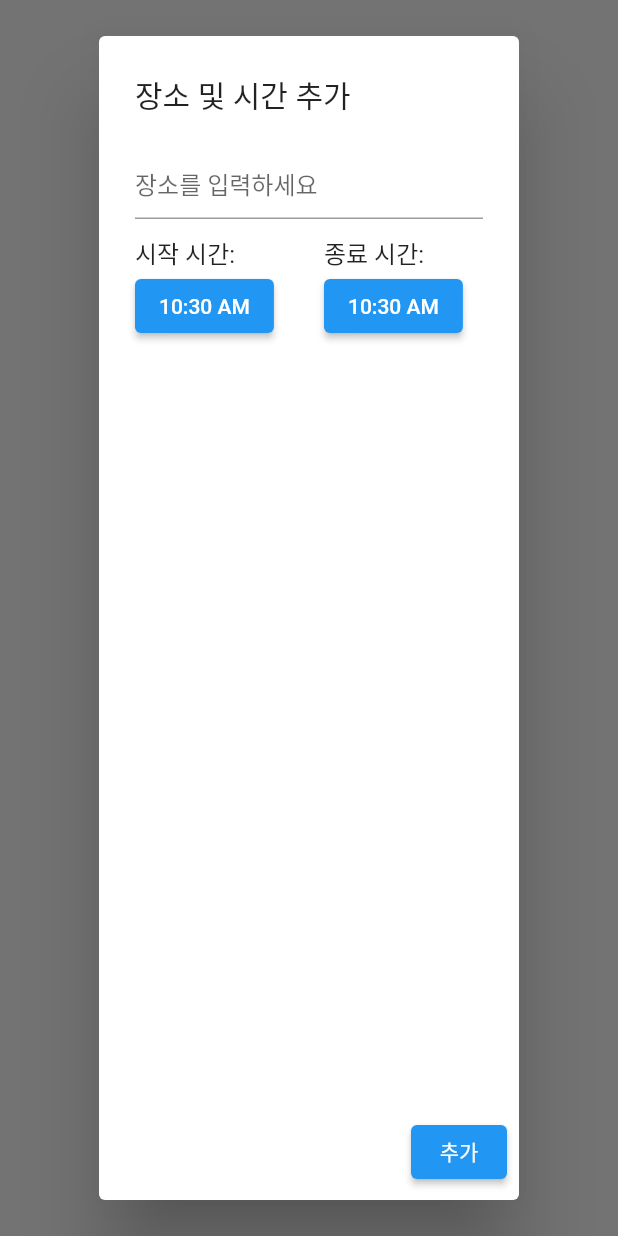
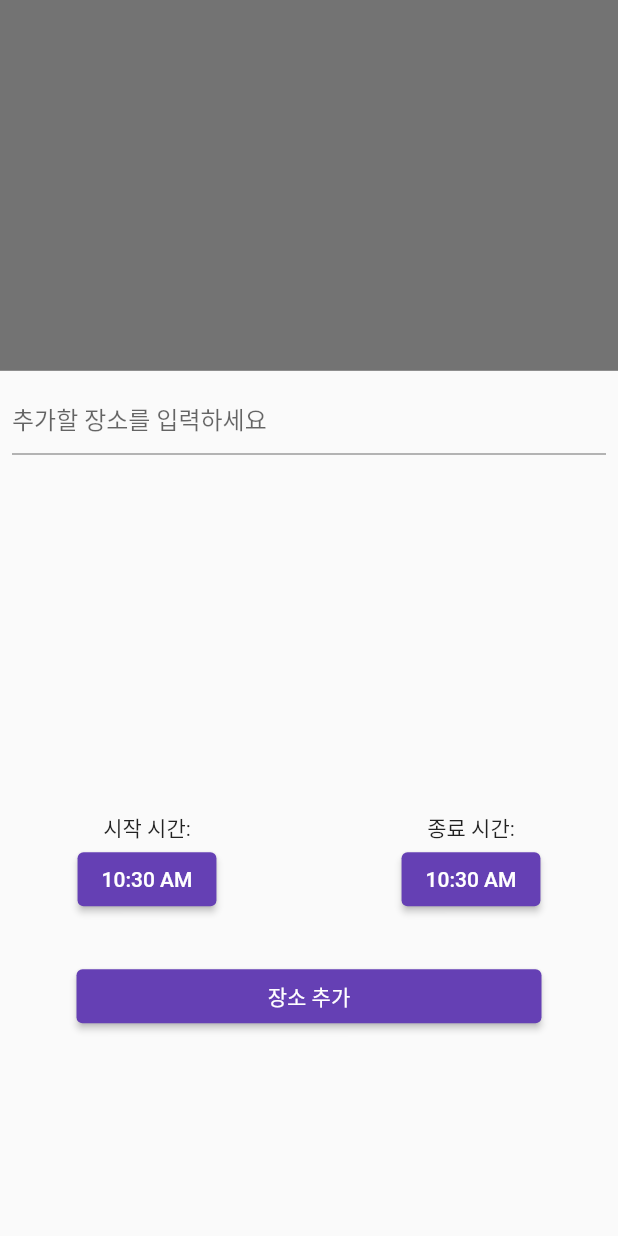
Before and after one commit to parknari02/ChromaVoyageApp_Dart, a Flutter app: what showPlaceDialog() shows on an empty page, opened directly with empty values, on a phone screen of 412 x 824 dp. Run offline on Flutter 3.47's test engine with Material 2 defaults, Android fonts, the light colour scheme and no system bars; our stand-ins replace flutter_dotenv, google_maps_flutter.

Commit message:
fix: search place dialog

```diff
--- a/lib/widgets/PlaceMemoDialogs.dart
+++ b/lib/widgets/PlaceMemoDialogs.dart
@@ -10,34 +10,61 @@ class PlaceMemoDialogs {
     String newPlace = '';
     TimeOfDay selectedStartTime = TimeOfDay.now();
     TimeOfDay selectedEndTime = TimeOfDay.now();
+    List<String> placeResults = [];
+    TextEditingController _placeController = TextEditingController();
 
-
-    await showDialog(
+    await showModalBottomSheet(
       context: context,
+      isScrollControlled: true,
       builder: (context) {
         return StatefulBuilder(
           builder: (context, setState) {
-            return AlertDialog(
-              title: Text('장소 및 시간 추가'),
-              content: Column(
+            return  SizedBox(
+              height: MediaQuery.of(context).size.height * 0.7,
+              child:
+
+              Column(
               children: [
-                  TextField(
+                Padding(
+                  padding: const EdgeInsets.all(8.0),
+                  child: TextField(
+                    controller: _placeController,
                     onChanged: (value) async {
+                      setState(() {
                         newPlace = value;
-                      // 여기서 장소를 검색하고 결과를 표시하는 함수를 호출하세요.
-                      // 검색 결과를 리스트로 받아와서 UI에 표시할 수 있습니다.
-                      await displayPlaceSearchResults(value);
+                      });
+                      placeResults = await displayPlaceSearchResults(value);
                     },
                     decoration: InputDecoration(
-                      hintText: '장소를 입력하세요',
+                      hintText: '추가할 장소를 입력하세요',
                     ),
                   ),
-                  SizedBox(height: 10),
+                ),
+                Container(
+                  height: 200,
+                  child: ListView.builder(
+                    itemCount: placeResults.length,
+                    itemBuilder: (context, index) {
+                      return ListTile(
+                        title: Text(placeResults[index]),
+                        onTap: () {
+                          setState(() {
+                            newPlace = placeResults[index];
+                            _placeController.text = newPlace;
+                          });
+
+                        },
+                      );
+                    },
+                  ),
+                ),
+                SizedBox(height: 30),
                 Row(
+                  mainAxisAlignment: MainAxisAlignment.center,
                   children: [
                     Expanded(
                       child: Column(
-                          crossAxisAlignment: CrossAxisAlignment.start,
+
                         children: [
                           Text('시작 시간:'),
                           ElevatedButton(
@@ -46,12 +73,18 @@ class PlaceMemoDialogs {
                                 context: context,
                                 initialTime: selectedStartTime,
                               );
-                                if (pickedTime != null && pickedTime != selectedStartTime) {
+                              if (pickedTime != null &&
+                                  pickedTime != selectedStartTime) {
                                 setState(() {
                                   selectedStartTime = pickedTime;
                                 });
                               }
                             },
+                            style: ElevatedButton.styleFrom(
+                            primary: Color(0xFF6540B4), // 보라색으로 변경
+
+                            ),
+
                             child: Text(selectedStartTime.format(context)),
                           ),
                         ],
@@ -60,7 +93,7 @@ class PlaceMemoDialogs {
                     SizedBox(width: 20),
                     Expanded(
                       child: Column(
-                          crossAxisAlignment: CrossAxisAlignment.start,
+
                         children: [
                           Text('종료 시간:'),
                           ElevatedButton(
@@ -69,12 +102,17 @@ class PlaceMemoDialogs {
                                 context: context,
                                 initialTime: selectedEndTime,
                               );
-                                if (pickedTime != null && pickedTime != selectedEndTime) {
+                              if (pickedTime != null &&
+                                  pickedTime != selectedEndTime) {
                                 setState(() {
                                   selectedEndTime = pickedTime;
                                 });
                               }
                             },
+                            style: ElevatedButton.styleFrom(
+                            primary: Color(0xFF6540B4), // 보라색으로 변경
+
+                            ),
                             child: Text(selectedEndTime.format(context)),
                           ),
                         ],
@@ -82,20 +120,24 @@ class PlaceMemoDialogs {
                     ),
                   ],
                 ),
-                ],
-              ),
-              actions: [
+                SizedBox(height: 30),
                 ElevatedButton(
                   onPressed: () async {
                     Navigator.of(context).pop();
-                    String formattedPlace = 'Place:$newPlace ${selectedStartTime.format(context)} - ${selectedEndTime.format(context)}';
+                    String formattedPlace =
+                        'Place:$newPlace ${selectedStartTime.format(context)} - ${selectedEndTime.format(context)}';
                     onPlaceAdded(formattedPlace);
-
                     await displayPlaceSearchResults(newPlace);
                   },
-                  child: Text('추가'),
+                  style: ElevatedButton.styleFrom(
+                  primary: Color(0xFF6540B4), // 보라색으로 변경
+                  fixedSize: Size.fromWidth(310), // 원하는 가로 크기로 설정
+                  ),
+                  child: Text('장소 추가'),
                 ),
               ],
+            ),
+
             );
           },
         );
@@ -103,7 +145,7 @@ class PlaceMemoDialogs {
     );
   }
 
-  static Future<void> displayPlaceSearchResults(String query) async {
+  static Future<List<String>> displayPlaceSearchResults(String query) async {
     print('함수실행');
     await dotenv.load();
     final apiKey = dotenv.env['KAKAO_API_KEY'];
@@ -120,9 +162,10 @@ class PlaceMemoDialogs {
 
       if (response.statusCode == 200) {
         final Map<String, dynamic> data = json.decode(response.body);
-      // 여기에서 data를 활용하여 검색 결과를 처리하면 됩니다.
-      // 예: 결과를 리스트로 저장하고 UI에 표시하는 등의 작업 수행
-      print(data);
+        List<String> placeResults = (data['documents'] as List)
+          .map((place) => place['place_name'].toString())
+          .toList();
+        return placeResults;
       } else {
         print('Failed to load places. Status code: ${response.statusCode}');
         print('Response body: ${response.body}');
@@ -130,8 +173,34 @@ class PlaceMemoDialogs {
       }
     } catch (e) {
       print('Error during place search: $e');
+      return [];
     }
   }
+
+  static Future<void> showPlaceSelectionDialog(
+    BuildContext context, List<String> placeResults, Function(String) onPlaceSelected) async {
+  showModalBottomSheet(
+    context: context,
+    builder: (context) {
+      return Container(
+        height: 200, // 적절한 높이를 지정하세요.
+        child: ListView.builder(
+          itemCount: placeResults.length,
+          itemBuilder: (context, index) {
+            return ListTile(
+              title: Text(placeResults[index]),
+              onTap: () {
+                Navigator.of(context).pop();
+                onPlaceSelected(placeResults[index]);
+              },
+            );
+          },
+        ),
+      );
+    },
+  );
+}
+
 
   static Future<void> showMemoDialog(BuildContext context, String date, Function(String) onMemoAdded) async {
     String newMemo = '';
```
Also changed, not shown: lib/main.dart (+1 -6 lines). Lines whose indentation alone changed are shown as unchanged.
